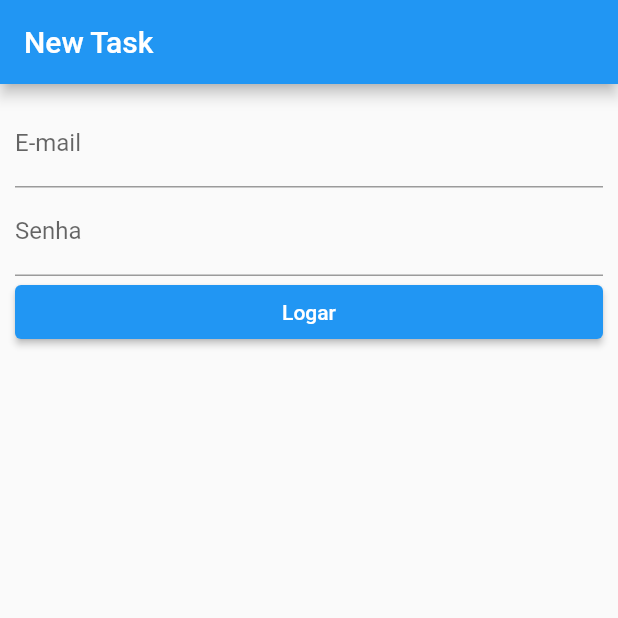
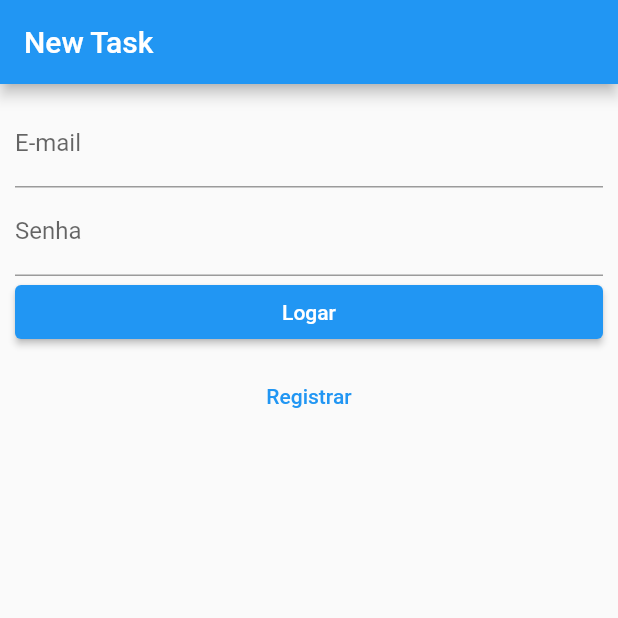
Before and after one commit to IgorBVieira/Task_List_FatecRP, a Flutter app: the screen it shows after launch, after a tap on "Logar", on a phone screen of 412 x 824 dp, the top half of it. Run offline on Flutter 3.47's test engine with Material 2 defaults, Android fonts, the phone set to English and light mode, and no system bars; our stand-ins replace cloud_firestore, firebase_auth, firebase_core; accounts and stored records are empty; network calls fail.

Commit message:
Aula 03_05

```diff
--- a/lib/main.dart
+++ b/lib/main.dart
@@ -24,11 +24,14 @@ class MyApp extends StatelessWidget {
 
   @override
   Widget build(BuildContext context) {
-    return MaterialApp(initialRoute: '/user-login', routes: {
-      '/task-create': (context) => TaskCreatePage(),
-      '/task-list': (context) => TaskListPage(),
-      '/user-register': (context) => UserRegisterPage(),
-      '/user-login': (context) => UserLoginPage(),
-    });
+    return MaterialApp(
+        debugShowCheckedModeBanner: false, //desativa o banner de debug
+        initialRoute: '/user-login',
+        routes: {
+          '/task-create': (context) => TaskCreatePage(),
+          '/task-list': (context) => TaskListPage(),
+          '/user-register': (context) => UserRegisterPage(),
+          '/user-login': (context) => UserLoginPage(),
+        });
   }
 }
--- a/lib/task-create.dart
+++ b/lib/task-create.dart
@@ -1,5 +1,6 @@
 // ignore_for_file: file_names
 import 'package:cloud_firestore/cloud_firestore.dart';
+import 'package:firebase_auth/firebase_auth.dart';
 import 'package:flutter/material.dart';
 
 class TaskCreatePage extends StatelessWidget {
@@ -7,12 +8,13 @@ class TaskCreatePage extends StatelessWidget {
   final FirebaseFirestore firestore =
       FirebaseFirestore.instance; // Linha de conexão com banco
   final TextEditingController txtName = TextEditingController();
+  final FirebaseAuth auth = FirebaseAuth.instance;
 
   @override
   Widget build(BuildContext context) {
     return Scaffold(
       appBar: AppBar(
-        title: const Text("New Task"),
+        title: const Text("TODO APP"),
       ),
       body: Container(
         margin: const EdgeInsets.all(10),
@@ -32,6 +34,7 @@ class TaskCreatePage extends StatelessWidget {
                   firestore.collection('tasks').add({
                     'name': txtName.text,
                     'finished': false,
+                    'uid': auth.currentUser!.uid //cadastrar uid
                   }); //Insert no firebase
                   Navigator.of(context).pop();
                 },
--- a/lib/user-login.dart
+++ b/lib/user-login.dart
@@ -5,7 +5,7 @@ import 'package:flutter/material.dart';
 
 class UserLoginPage extends StatelessWidget {
   UserLoginPage({super.key});
-  FirebaseAuth auth = FirebaseAuth.instance;
+  final FirebaseAuth auth = FirebaseAuth.instance;
   final TextEditingController txtEmail =
       TextEditingController(); //Controla o que é enviado pro banco
   final TextEditingController txtSenha = TextEditingController();
@@ -38,18 +38,31 @@ class UserLoginPage extends StatelessWidget {
             SizedBox(
               width: double.infinity,
               child: ElevatedButton(
-                onPressed: () async{
+                onPressed: () async {
                   try {
-                   await auth.signInWithEmailAndPassword(
+                    await auth.signInWithEmailAndPassword(
                       email: txtEmail.text,
                       password: txtSenha.text,
                     );
                     Navigator.of(context).pushNamed('/task-list');
                   } catch (e) {
-                    print(e);
+                    print(e); //AlertDialog, Snackbar, Text, Toast
+                    //TODO: Fazer o alerta de erro
+                    AlertDialog(
+                      title: Text('teste'),
+                      content: Text('teste'),
+                    );
                   }
                 },
                 child: const Text('Logar'),
+              ),
+            ),
+            Container(
+              margin: const EdgeInsets.all(8.0),
+              child: TextButton(
+                onPressed: () =>
+                    Navigator.of(context).pushNamed('/user-register'),
+                child: const Text('Registrar'),
               ),
             ),
           ],
--- a/lib/user-register.dart
+++ b/lib/user-register.dart
@@ -5,7 +5,7 @@ import 'package:flutter/material.dart';
 
 class UserRegisterPage extends StatelessWidget {
   UserRegisterPage({super.key});
-  FirebaseAuth auth = FirebaseAuth.instance;
+  final FirebaseAuth auth = FirebaseAuth.instance;
   final TextEditingController txtEmail =
       TextEditingController(); //Controla o que é enviado pro banco
   final TextEditingController txtSenha = TextEditingController();
```
Also changed, not shown: lib/task-list.dart (+16 -3 lines).
